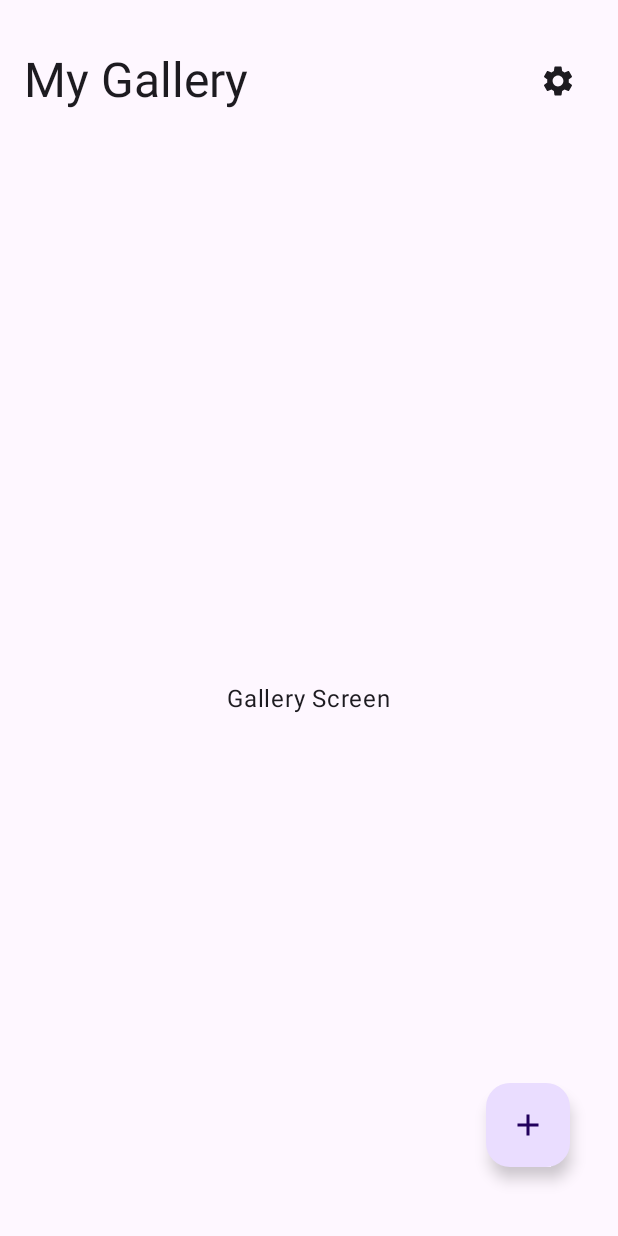
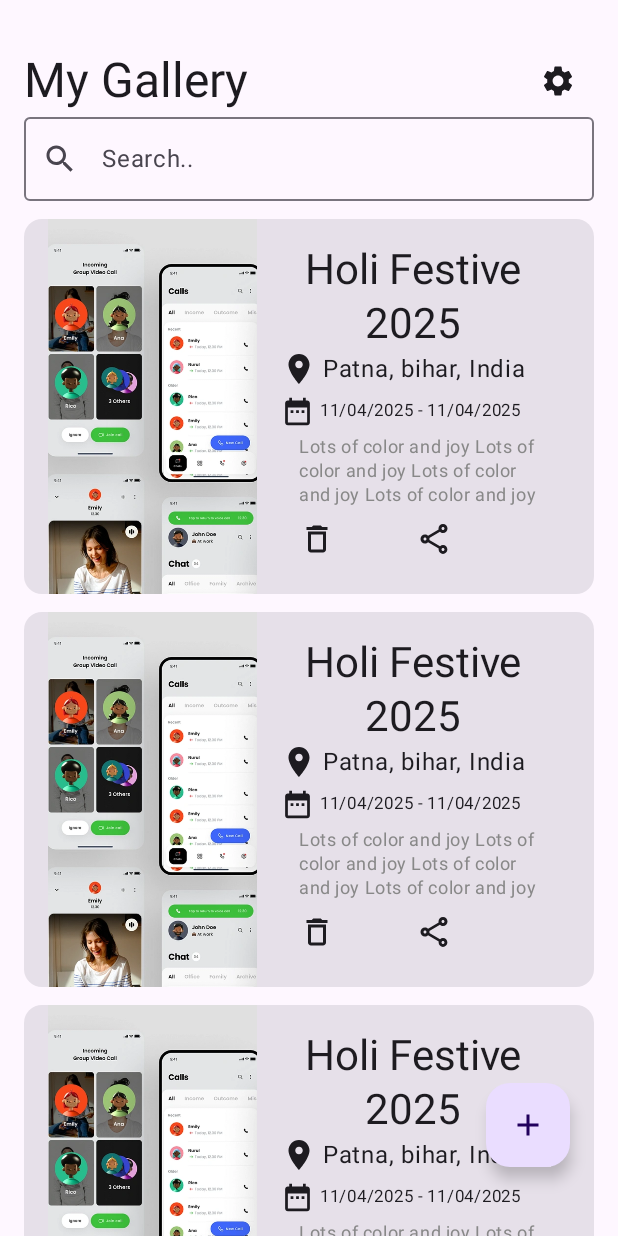
Before and after one commit to nandini224/s3463726, an Android app built with Jetpack Compose: the GalleryScreen screen opened through its navigation route, on a phone screen of 412 x 824 dp. Run offline under Robolectric (Android 15) with nearby library versions, the phone set to English and light mode, and no system bars; our stand-ins replace Dagger/Hilt's generated code, Firebase (no records; nobody signed in at launch, a user with empty details on screens opened directly), Room's generated code.

Commit message:
Gallery Screen UI

```diff
--- a/app/src/main/java/uk/ac/tees/mad/journeysnap/ui/components/ImageContainer.kt
+++ b/app/src/main/java/uk/ac/tees/mad/journeysnap/ui/components/ImageContainer.kt
@@ -1,6 +1,6 @@
 package uk.ac.tees.mad.journeysnap.ui.components
 
-import android.net.Uri
+import android.graphics.Bitmap
 import androidx.compose.foundation.border
 import androidx.compose.foundation.layout.Box
 import androidx.compose.foundation.layout.padding
@@ -15,7 +15,7 @@ import androidx.compose.ui.unit.dp
 import coil.compose.AsyncImage
 
 @Composable
-fun ImageContainer(uri:Uri,modifier: Modifier = Modifier) {
+fun ImageContainer(bitmap: Bitmap,modifier: Modifier = Modifier) {
     Box(contentAlignment = Alignment.Center,
         modifier = modifier
             .padding(end = 12.dp)
@@ -24,7 +24,7 @@ fun ImageContainer(uri:Uri,modifier: Modifier = Modifier) {
         .padding(8.dp)
     ){
         AsyncImage(
-            model = uri,
+            model = bitmap,
             contentDescription = "image",
             contentScale = ContentScale.Crop
         )
--- /dev/null
+++ b/app/src/main/java/uk/ac/tees/mad/journeysnap/ui/components/JournalItem.kt
@@ -0,0 +1,109 @@
+package uk.ac.tees.mad.journeysnap.ui.components
+
+import androidx.compose.foundation.Image
+import androidx.compose.foundation.layout.Column
+import androidx.compose.foundation.layout.Row
+import androidx.compose.foundation.layout.Spacer
+import androidx.compose.foundation.layout.fillMaxSize
+import androidx.compose.foundation.layout.fillMaxWidth
+import androidx.compose.foundation.layout.height
+import androidx.compose.foundation.layout.padding
+import androidx.compose.foundation.layout.size
+import androidx.compose.foundation.layout.width
+import androidx.compose.material.icons.Icons
+import androidx.compose.material.icons.filled.DateRange
+import androidx.compose.material.icons.filled.LocationOn
+import androidx.compose.material.icons.outlined.Delete
+import androidx.compose.material.icons.outlined.Share
+import androidx.compose.material3.Card
+import androidx.compose.material3.Icon
+import androidx.compose.material3.IconButton
+import androidx.compose.material3.MaterialTheme
+import androidx.compose.material3.Text
+import androidx.compose.runtime.Composable
+import androidx.compose.ui.Alignment
+import androidx.compose.ui.Modifier
+import androidx.compose.ui.graphics.Color
+import androidx.compose.ui.layout.ContentScale
+import androidx.compose.ui.res.painterResource
+import androidx.compose.ui.text.style.TextAlign
+import androidx.compose.ui.unit.dp
+import androidx.compose.ui.unit.sp
+import uk.ac.tees.mad.journeysnap.R
+import uk.ac.tees.mad.journeysnap.model.JournalEntity
+import uk.ac.tees.mad.journeysnap.utils.Utils.getDate
+
+@Composable
+fun JournalItem(journal: JournalEntity, modifier: Modifier = Modifier) {
+    Card(modifier = modifier.height(250.dp)) {
+        Row(
+            modifier.fillMaxSize()
+        ) {
+            Image(
+                painter = painterResource(R.drawable.sample_image),
+                contentDescription = "image",
+                contentScale = ContentScale.Crop,
+                modifier = Modifier.weight(2f)
+            )
+            Column(
+                modifier = Modifier
+                    .padding(16.dp)
+                    .weight(3f)
+            ) {
+                Text(
+                    journal.name,
+                    style = MaterialTheme.typography.headlineMedium,
+                    textAlign = TextAlign.Center,
+                    modifier = Modifier.fillMaxWidth()
+                )
+                Row(
+                    verticalAlignment = Alignment.CenterVertically,
+                ) {
+                    Icon(
+                        Icons.Default.LocationOn,
+                        contentDescription = "Location"
+                    )
+                    Text(journal.location, modifier = Modifier.padding(start = 4.dp))
+                }
+                Row(
+                    verticalAlignment = Alignment.CenterVertically,
+                    modifier = Modifier.padding(vertical = 4.dp)
+                ) {
+                    Icon(
+                        Icons.Default.DateRange,
+                        contentDescription = "Date",
+                        modifier = Modifier.size(22.dp)
+                    )
+                    Text(
+                        getDate(journal.startDate) + " - "+ getDate(journal.endDate),
+                        fontSize = 11.sp,
+                        modifier = Modifier.padding(start = 4.dp)
+                    )
+                }
+                Text(
+                    journal.story,
+                    maxLines = 3,
+                    style = MaterialTheme.typography.bodySmall,
+                    color = Color.Gray,
+                    modifier = Modifier
+                        .padding(start = 12.dp)
+                )
+                Row {
+                    IconButton({}) {
+                        Icon(
+                            Icons.Outlined.Delete,
+                            contentDescription = "Delete"
+                        )
+                    }
+                    Spacer(Modifier.width(30.dp))
+                    IconButton({}) {
+                        Icon(
+                            Icons.Outlined.Share,
+                            contentDescription = "Share"
+                        )
+                    }
+                }
+            }
+        }
+    }
+}
--- a/app/src/main/java/uk/ac/tees/mad/journeysnap/ui/screen/gallery/GalleryScreen.kt
+++ b/app/src/main/java/uk/ac/tees/mad/journeysnap/ui/screen/gallery/GalleryScreen.kt
@@ -1,42 +1,77 @@
 package uk.ac.tees.mad.journeysnap.ui.screen.gallery
 
-import androidx.compose.foundation.layout.Box
+import androidx.compose.foundation.layout.Arrangement
+import androidx.compose.foundation.layout.Column
 import androidx.compose.foundation.layout.Row
 import androidx.compose.foundation.layout.fillMaxSize
+import androidx.compose.foundation.layout.fillMaxWidth
 import androidx.compose.foundation.layout.padding
+import androidx.compose.foundation.lazy.LazyColumn
 import androidx.compose.material.icons.Icons
 import androidx.compose.material.icons.filled.Add
+import androidx.compose.material.icons.filled.Search
 import androidx.compose.material.icons.filled.Settings
 import androidx.compose.material3.FloatingActionButton
 import androidx.compose.material3.Icon
 import androidx.compose.material3.IconButton
 import androidx.compose.material3.MaterialTheme
+import androidx.compose.material3.OutlinedTextField
 import androidx.compose.material3.Scaffold
 import androidx.compose.material3.Text
 import androidx.compose.runtime.Composable
+import androidx.compose.runtime.mutableStateOf
+import androidx.compose.runtime.remember
 import androidx.compose.ui.Alignment
 import androidx.compose.ui.Modifier
 import androidx.compose.ui.unit.dp
 import androidx.navigation.NavController
+import uk.ac.tees.mad.journeysnap.model.JournalEntity
+import uk.ac.tees.mad.journeysnap.ui.components.JournalItem
 import uk.ac.tees.mad.journeysnap.utils.Constants
 
 @Composable
 fun GalleryScreen(navController: NavController) {
+    val searchQuery = remember { mutableStateOf("") }
+    val journal = JournalEntity(
+        id = "",
+        name = "Holi Festive 2025",
+        story = "Lots of color and joy Lots of color and joy Lots of " +
+                "color and joy Lots of color and joy Lots of color and joy",
+        location = "Patna, bihar, India",
+        startDate = System.currentTimeMillis(),
+        endDate = System.currentTimeMillis(),
+        image = ""
+    )
     Scaffold(
         topBar = {
-            Row(verticalAlignment = Alignment.CenterVertically,
-                modifier = Modifier.padding(vertical = 30.dp, horizontal = 16.dp)
+            Column(modifier = Modifier.padding(top = 30.dp, bottom = 12.dp,start = 16.dp, end = 16.dp)) {
+                Row(
+                    verticalAlignment = Alignment.CenterVertically,
                 ) {
-                Text("My Gallery",
+                    Text(
+                        "My Gallery",
                         style = MaterialTheme.typography.headlineLarge,
                         modifier = Modifier.weight(1f)
                     )
-                IconButton({navController.navigate(Constants.SETTING_SCREEN)}) {
+                    IconButton({ navController.navigate(Constants.SETTING_SCREEN) }) {
                         Icon(
                             Icons.Default.Settings,
                             contentDescription = "settings"
                         )
                     }
+                }
+
+                OutlinedTextField(
+                    value = searchQuery.value,
+                    onValueChange = {searchQuery.value = it},
+                    leadingIcon = { Icon(
+                        Icons.Default.Search,
+                        contentDescription = "Search"
+                    ) },
+                    placeholder = { Text("Search..") },
+                    modifier = Modifier.fillMaxWidth()
+                )
+
             }
         },
         floatingActionButton = {
@@ -49,9 +84,14 @@ fun GalleryScreen(navController: NavController) {
             }
         }
     ) { paddingValues ->
-        Box(contentAlignment = Alignment.Center,
-            modifier = Modifier.padding(paddingValues).fillMaxSize()){
-            Text("Gallery Screen")
+        LazyColumn(
+            verticalArrangement = Arrangement.spacedBy(12.dp),
+            modifier = Modifier
+                .padding(paddingValues)
+                .fillMaxSize()) {
+            items(10){
+                JournalItem(journal, modifier = Modifier.padding(horizontal = 16.dp))
             }
         }
     }
+}
```
Also changed, not shown: app/src/main/java/uk/ac/tees/mad/journeysnap/ui/screen/journal/JournalScreen.kt (+10 -19 lines), app/src/main/java/uk/ac/tees/mad/journeysnap/ui/screen/journal/JournalViewModel.kt (+9 -8 lines), app/src/main/java/uk/ac/tees/mad/journeysnap/utils/Utils.kt (+34 -15 lines), app/src/main/res/drawable/sample_image.jpg (added). Lines whose indentation alone changed are shown as unchanged.
